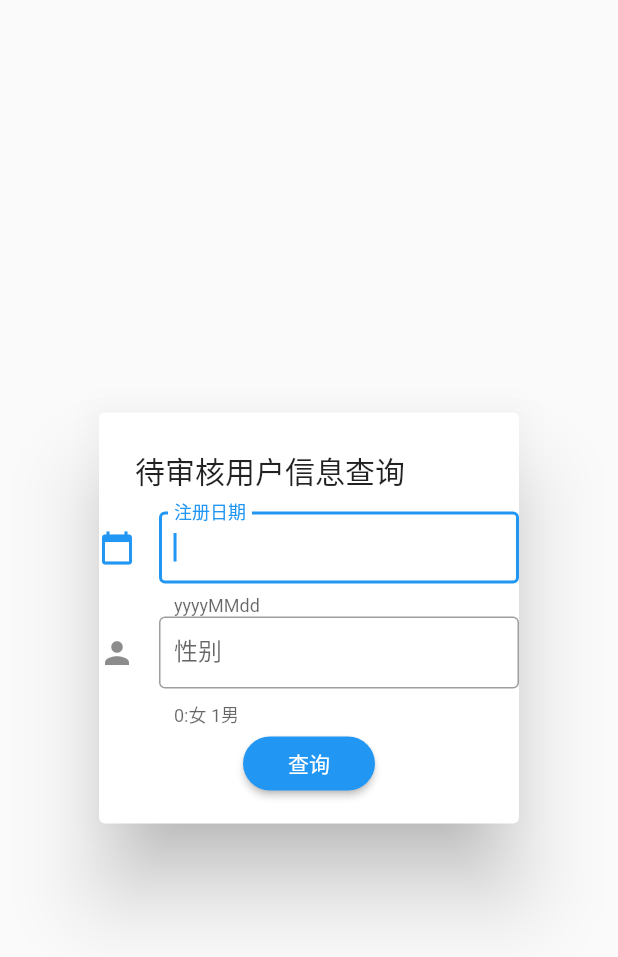
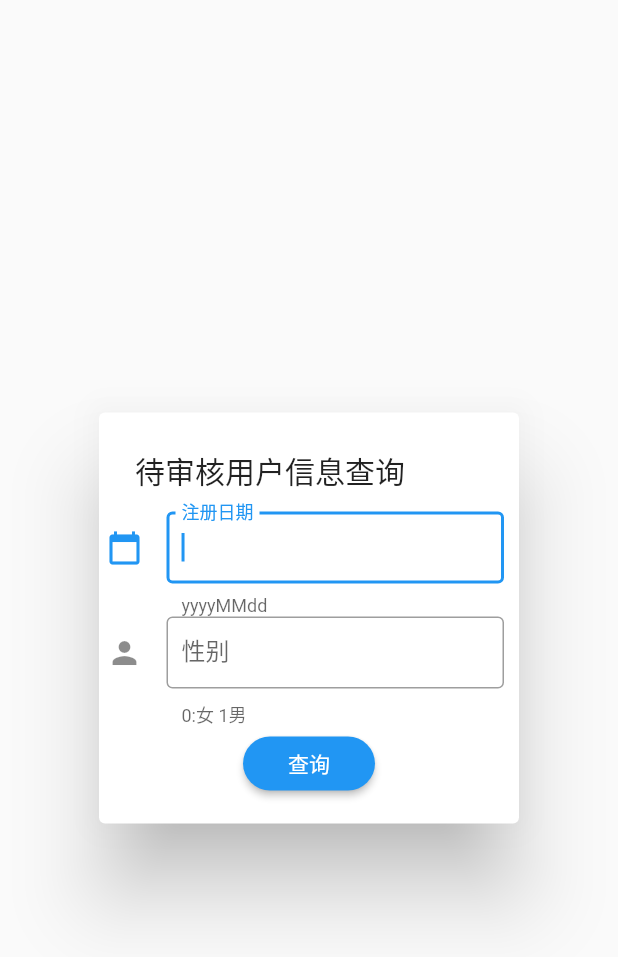
Before and after one commit to xiaofang168/flutter_exercise, a Flutter app: the UserAuditSearch widget shown alone on an empty page, opened directly, on a phone screen of 412 x 824 dp. Shown: the top 957 px of the screen. Run offline on Flutter 3.47's test engine with Material 2 defaults, Android fonts, the phone set to English and light mode, and no system bars; our stand-ins replace dio, flutter_screenutil, fluttertoast, webview_flutter; missing offline and left inert: webview_flutter_plus; network calls fail.

Commit message:
增加SizedBox和Expanded用法

```diff
--- a/lib/pages/user/user_audit_search.dart
+++ b/lib/pages/user/user_audit_search.dart
@@ -15,12 +15,20 @@ class UserAuditSearch extends StatefulWidget {
 class _UserAuditSearchState extends State<UserAuditSearch> {
   TextEditingController dateController = new TextEditingController();
   TextEditingController sexController = new TextEditingController();
+
   @override
   Widget build(BuildContext context) {
     return SimpleDialog(
       title: Text('待审核用户信息查询'),
       children: [
-        TextField(
+        Row(
+          children: [
+            SizedBox(
+              width: 5,
+            ),
+            Expanded(
+              flex: 1,
+              child: TextField(
                 keyboardType: TextInputType.number,
                 decoration: InputDecoration(
                   border: OutlineInputBorder(),
@@ -32,7 +40,20 @@ class _UserAuditSearchState extends State<UserAuditSearch> {
                 autofocus: true,
                 controller: dateController,
               ),
-        TextField(
+            ),
+            SizedBox(
+              width: 10,
+            )
+          ],
+        ),
+        Row(
+          children: [
+            SizedBox(
+              width: 5,
+            ),
+            Expanded(
+              flex: 1,
+              child: TextField(
                 keyboardType: TextInputType.number,
                 decoration: InputDecoration(
                   border: OutlineInputBorder(),
@@ -43,6 +64,12 @@ class _UserAuditSearchState extends State<UserAuditSearch> {
                 ),
                 controller: sexController,
               ),
+            ),
+            SizedBox(
+              width: 10,
+            ),
+          ],
+        ),
         Center(
           child: RaisedButton(
             color: Colors.blue,
@@ -51,7 +78,8 @@ class _UserAuditSearchState extends State<UserAuditSearch> {
             shape: RoundedRectangleBorder(borderRadius: BorderRadius.circular(20.0)),
             onPressed: () {
               // 获取输入框中的值
-              widget.userSearchCallback(new UserSearchEntity(date: dateController.text, sex: int.parse(sexController.text)));
+              widget.userSearchCallback(
+                  new UserSearchEntity(date: dateController.text, sex: int.parse(sexController.text)));
               // 查询&关闭窗口
               Navigator.pop(context);
             },
```
Lines whose indentation alone changed are shown as unchanged.
